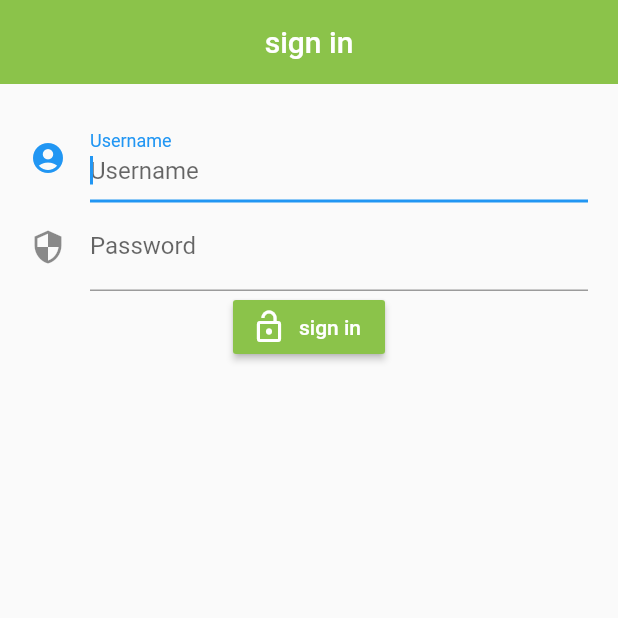
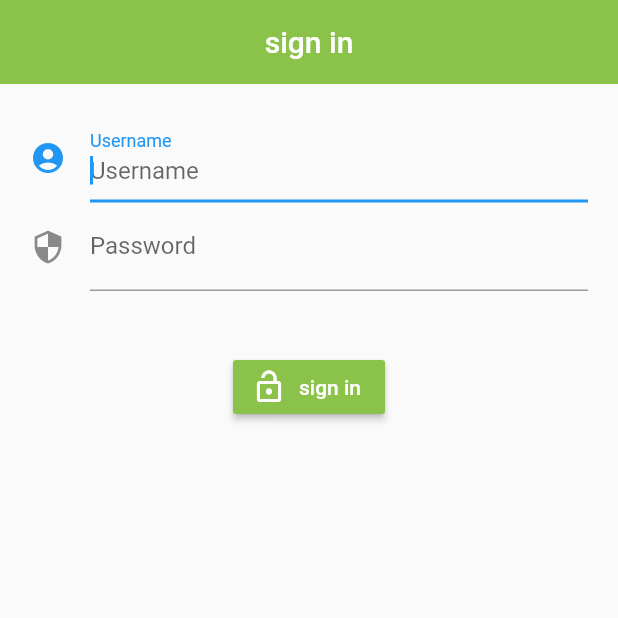
Before and after one commit to Nkoyama/CarOwnerConnect, a Flutter app: the screen it shows after launch, on a phone screen of 412 x 824 dp, the top half of it. Run offline on Flutter 3.47's test engine with Material 2 defaults, Android fonts, the light colour scheme and no system bars.

Commit message:
sigin in 画面　構造変更

```diff
--- a/car_owner_connect/lib/main.dart
+++ b/car_owner_connect/lib/main.dart
@@ -29,7 +29,10 @@ class _State extends State<MyApp> {
   @override
   Widget build(BuildContext context) {
     return Scaffold(
-      body: Container(
+      body: Column(
+
+        children: <Widget>[
+          Container(
             padding: EdgeInsets.all(20),
             child: Column(
               children: <Widget>[
@@ -60,7 +63,13 @@ class _State extends State<MyApp> {
                   obscureText: true,
                   onSubmitted: _passwordSubmitted,
                 ),
-
+              ],
+            ),
+          ),
+          Container(
+            padding: EdgeInsets.all(20),
+            child: Column(
+              children: <Widget>[
                 // sign in button
                 RaisedButton.icon(
                   icon: Icon(
@@ -75,6 +84,8 @@ class _State extends State<MyApp> {
               ],
             ),
           ),
+        ],
+      ),
     );
   }
 
```
Lines whose indentation alone changed are shown as unchanged.
